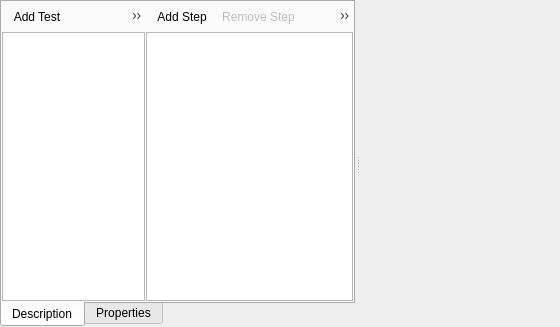
Above: res/forms/TestsWidget.ui from tedvalson/NovelTea before the change. Below: the same form after it.
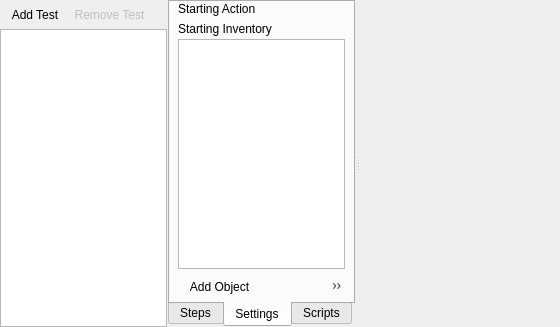
That is the form after the change. The open tabs and pages were chosen to show the change. Icons and pictures are not drawn. Custom widgets are drawn as their Qt base class.

Commit message: Tests: Add custom inventory and scripts for tests

What changed in the file:
```diff
--- a/res/forms/TestsWidget.ui
+++ b/res/forms/TestsWidget.ui
@@ -73,17 +73,7 @@
      <property name="bottomMargin" stdset="0">
       <number>2</number>
      </property>
-     <widget class="QTabWidget" name="tabWidget">
-      <property name="tabPosition">
-       <enum>QTabWidget::South</enum>
-      </property>
-      <property name="currentIndex">
-       <number>0</number>
-      </property>
       <widget class="QWidget" name="tabDescription">
-       <attribute name="title">
-        <string>Description</string>
-       </attribute>
        <layout class="QVBoxLayout" name="verticalLayout_3">
         <property name="leftMargin">
          <number>0</number>
@@ -121,6 +111,9 @@
             </property>
             <item>
              <layout class="QVBoxLayout" name="verticalLayout">
+             <property name="spacing">
+              <number>0</number>
+             </property>
               <item>
                <widget class="QToolBar" name="toolBarTests">
                 <property name="floatable">
@@ -136,7 +129,27 @@
              </layout>
             </item>
             <item>
-             <layout class="QVBoxLayout" name="verticalLayout_5">
+            <widget class="QTabWidget" name="tabWidget">
+             <property name="tabPosition">
+              <enum>QTabWidget::South</enum>
+             </property>
+             <property name="currentIndex">
+              <number>0</number>
+             </property>
+             <widget class="QWidget" name="tabSteps">
+              <attribute name="title">
+               <string>Steps</string>
+              </attribute>
+              <layout class="QVBoxLayout" name="verticalLayout_4">
+               <property name="spacing">
+                <number>0</number>
+               </property>
+               <property name="leftMargin">
+                <number>0</number>
+               </property>
+               <property name="topMargin">
+                <number>0</number>
+               </property>
               <property name="rightMargin">
                <number>0</number>
               </property>
@@ -162,18 +175,63 @@
                </widget>
               </item>
              </layout>
-            </item>
-           </layout>
-          </widget>
+             </widget>
+             <widget class="QWidget" name="tabSettings">
+              <attribute name="title">
+               <string>Settings</string>
+              </attribute>
+              <layout class="QVBoxLayout" name="verticalLayout_5">
+               <property name="spacing">
+                <number>3</number>
+               </property>
+               <property name="leftMargin">
+                <number>8</number>
+               </property>
+               <property name="topMargin">
+                <number>0</number>
+               </property>
+               <property name="rightMargin">
+                <number>8</number>
+               </property>
+               <property name="bottomMargin">
+                <number>0</number>
+               </property>
+               <item>
+                <widget class="QLabel" name="label_2">
+                 <property name="text">
+                  <string>Starting Action</string>
+                 </property>
+                </widget>
+               </item>
+               <item>
+                <widget class="ActionSelectWidget" name="actionSelect" native="true"/>
+               </item>
+               <item>
+                <widget class="QLabel" name="label">
+                 <property name="text">
+                  <string>Starting Inventory</string>
+                 </property>
+                </widget>
+               </item>
+               <item>
+                <widget class="QListWidget" name="listInventory"/>
+               </item>
+               <item>
+                <widget class="QToolBar" name="toolBar">
+                 <property name="floatable">
+                  <bool>false</bool>
+                 </property>
+                 <addaction name="actionAddObject"/>
+                 <addaction name="actionRemoveObject"/>
          </widget>
         </item>
        </layout>
       </widget>
       <widget class="QWidget" name="tabProperties">
        <attribute name="title">
-        <string>Properties</string>
-       </attribute>
-       <layout class="QVBoxLayout" name="verticalLayout_4">
+               <string>Scripts</string>
+              </attribute>
+              <layout class="QVBoxLayout" name="verticalLayout_6">
         <property name="spacing">
          <number>2</number>
         </property>
@@ -187,10 +245,41 @@
          <number>0</number>
         </property>
         <property name="bottomMargin">
-         <number>2</number>
-        </property>
-       </layout>
-      </widget>
+                <number>0</number>
+               </property>
+               <item>
+                <widget class="QLabel" name="label_4">
+                 <property name="text">
+                  <string>Initialization</string>
+                 </property>
+                </widget>
+               </item>
+               <item>
+                <widget class="ScriptEdit" name="scriptEditInit"/>
+               </item>
+               <item>
+                <widget class="QLabel" name="label_3">
+                 <property name="text">
+                  <string>Validity Check (runs after test)</string>
+                 </property>
+                </widget>
+               </item>
+               <item>
+                <widget class="ScriptEdit" name="scriptEditCheck">
+                 <property name="placeholderText">
+                  <string>return true;</string>
+                 </property>
+                </widget>
+               </item>
+              </layout>
+             </widget>
+            </widget>
+           </item>
+          </layout>
+         </widget>
+        </widget>
+       </item>
+      </layout>
      </widget>
      <widget class="QWidget" name="verticalLayoutWidgetRight">
       <layout class="QVBoxLayout" name="verticalLayoutRight">
@@ -299,6 +388,26 @@
     <string>Dialogue Option</string>
    </property>
   </action>
+  <action name="actionAddObject">
+   <property name="icon">
+    <iconset theme="list-add">
+     <normaloff/>
+    </iconset>
+   </property>
+   <property name="text">
+    <string>Add Object</string>
+   </property>
+  </action>
+  <action name="actionRemoveObject">
+   <property name="icon">
+    <iconset theme="list-remove">
+     <normaloff/>
+    </iconset>
+   </property>
+   <property name="text">
+    <string>Remove Object</string>
+   </property>
+  </action>
  </widget>
  <customwidgets>
   <customwidget>
@@ -307,6 +416,17 @@
    <header>Widgets/NovelTeaWidget.hpp</header>
    <container>1</container>
   </customwidget>
+  <customwidget>
+   <class>ActionSelectWidget</class>
+   <extends>QWidget</extends>
+   <header>Widgets/ActionSelectWidget.hpp</header>
+   <container>1</container>
+  </customwidget>
+  <customwidget>
+   <class>ScriptEdit</class>
+   <extends>QPlainTextEdit</extends>
+   <header>Widgets/ScriptEdit.hpp</header>
+  </customwidget>
  </customwidgets>
  <resources/>
  <connections/>
```
Left out of the diff: 10 changed lines with no effect on the pictures. Lines whose indentation alone changed are shown as unchanged. The commit also changes 5 other files.
